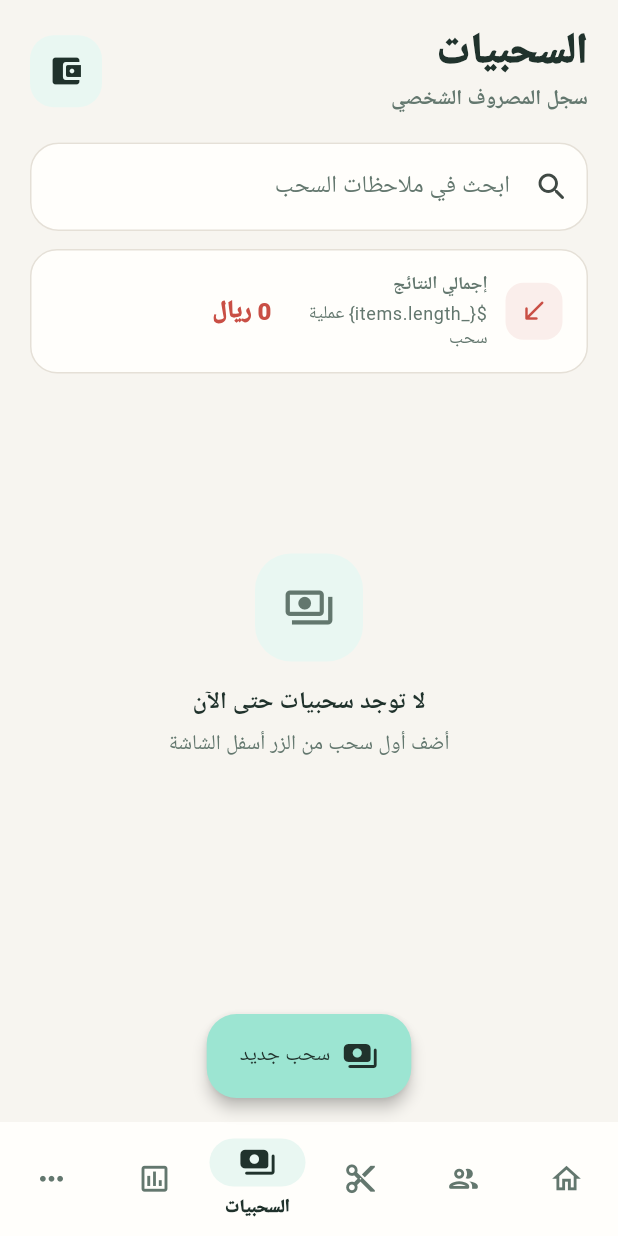
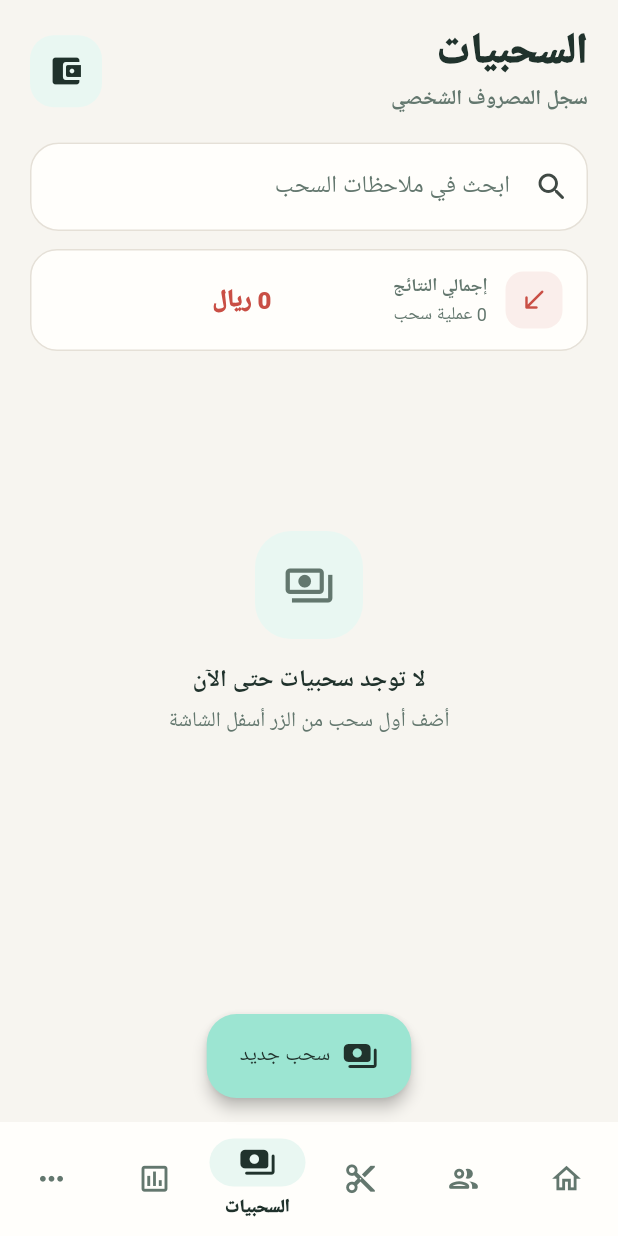
Before and after one commit to Software-coding/mikhyat-pro, a Flutter app: the screen it shows after launch, item 4 of the bottom bar chosen, on a phone screen of 412 x 824 dp. Run offline on Flutter 3.47's test engine with Material 3 defaults, Android fonts, the phone set to English and light mode, and no system bars; our stand-ins replace file_picker, pdf, printing, share_plus, sqflite; accounts and stored records are empty.

Commit message:
fix: restore dynamic withdrawal labels

```diff
--- a/lib/screens/withdrawals_screen.dart
+++ b/lib/screens/withdrawals_screen.dart
@@ -222,7 +222,7 @@ class _WithdrawalsScreenState extends State<WithdrawalsScreen> {
                             ),
                             const SizedBox(height: 2),
                             Text(
-                              '\${_items.length} عملية سحب',
+                              '${_items.length} عملية سحب',
                               style: theme.textTheme.bodySmall?.copyWith(
                                 color: AppTheme.sage,
                               ),
@@ -523,7 +523,7 @@ class _WithdrawalCard extends StatelessWidget {
                     const SizedBox(width: 10),
                     Expanded(
                       child: Text(
-                        '- \${money(withdrawal.amount)}',
+                        '- ${money(withdrawal.amount)}',
                         maxLines: 1,
                         overflow: TextOverflow.ellipsis,
                         textAlign: TextAlign.end,
```
